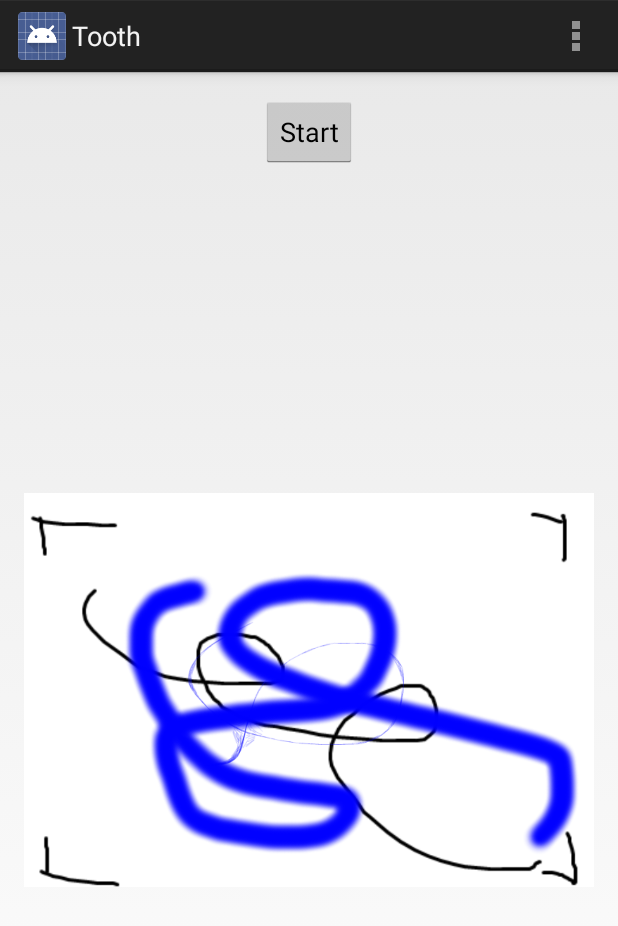
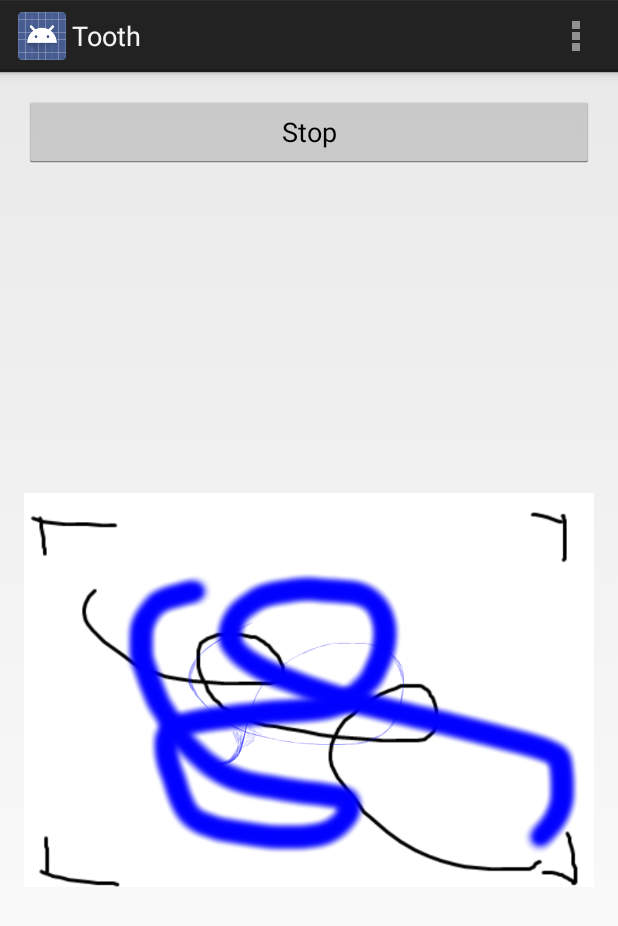
Before and after one commit to CzechHackathon2014/stb, an Android app: the screen it shows after launch (MyActivity), after a tap on "Start", on a phone screen of 412 x 824 dp. Shown: the top 926 px of the screen. Run offline under Robolectric (Android 15) with nearby library versions, the phone set to English and light mode, and no system bars; 1 statement that could not run was skipped.

Commit message:
1 sec, imagesx`

```diff
--- a/Tooth/app/src/main/java/com/example/rjokl_000/tooth/MyActivity.java
+++ b/Tooth/app/src/main/java/com/example/rjokl_000/tooth/MyActivity.java
@@ -36,13 +36,14 @@ import java.io.OutputStream;
 import java.lang.reflect.Method;
 import java.util.ArrayList;
 import java.util.Locale;
+import java.util.Random;
 import java.util.UUID;
 import java.util.regex.Matcher;
 import java.util.regex.Pattern;
 
 public class MyActivity extends Activity implements SensorEventListener {
 
-    final boolean btSource = false;
+    final boolean btSource = true;
     boolean running = false;
 
     private SensorManager mSensorManager;
@@ -54,9 +55,16 @@ public class MyActivity extends Activity implements SensorEventListener {
     private BluetoothSocket btSocket = null;
     private static final UUID MY_UUID = UUID.fromString("00001101-0000-1000-8000-00805F9B34FB");
     final int RECIEVE_MESSAGE = 1;
+    Random random = new Random();
+    int cleaningId;
 
     public void onClick(View v) {
         running = ! running;
+        Button button = (Button) findViewById(R.id.button);
+        button.setText(running ? "Stop" : "Start");
+        if (running) {
+            cleaningId = random.nextInt();
+        }
     }
 
     // Create a BroadcastReceiver for ACTION_FOUND
@@ -95,7 +103,7 @@ public class MyActivity extends Activity implements SensorEventListener {
                 switch (msg.what) {
                     case RECIEVE_MESSAGE:
                         //A: x:    -8 y:   -16 z: -1040 M: x:   122 y:  -307 z:   459
-                        Pattern dp = Pattern.compile("A: x: +(-?\\d+) y: +(-?\\d+) z: +(-?\\d+) M: x: +(-?\\d+) y: +(-?\\d+) z: +(-?\\d+)");
+                        Pattern dp = Pattern.compile("A: x: +(-?\\d+) y: +(-?\\d+) z: +(-?\\d+) M: x: +(-?\\d+) y: +(-?\\d+) z: +(-?\\d+)", Pattern.CASE_INSENSITIVE);
                         String line = (String)msg.obj;
 
                         Matcher m = dp.matcher(line);
@@ -152,7 +160,6 @@ public class MyActivity extends Activity implements SensorEventListener {
         view.setImageBitmap(BitmapFactory.decodeResource(getResources(), R.drawable.test));
         view2.setImageBitmap(BitmapFactory.decodeResource(getResources(), R.drawable.test2));
 
-        Button button = (Button) findViewById(R.id.button);
     }
 
     private BluetoothSocket createBluetoothSocket(BluetoothDevice device) throws IOException {
@@ -213,7 +220,7 @@ public class MyActivity extends Activity implements SensorEventListener {
 
             ParseObject testObject = new ParseObject("SensorData");
             testObject.put("data", sdata);
-            testObject.put("cleaningId", 1);
+            testObject.put("cleaningId", cleaningId);
             testObject.saveInBackground(new SaveCallback() {
                 @Override
                 public void done(ParseException e) {
@@ -233,8 +240,6 @@ public class MyActivity extends Activity implements SensorEventListener {
             //Log.d("asd", String.format("%d, %d", view.getWidth(), view.getHeight()));
         }
     }
-
-    ;
 
     @Override
     public void onAccuracyChanged(Sensor sensor, int i) {
--- a/Tooth/app/src/main/res/layout/activity_my.xml
+++ b/Tooth/app/src/main/res/layout/activity_my.xml
@@ -17,7 +17,7 @@
         android:layout_centerHorizontal="true">
 
         <Button
-            android:layout_width="wrap_content"
+            android:layout_width="fill_parent"
             android:layout_height="wrap_content"
             android:text="Start"
             android:id="@+id/button"
--- a/Tooth/app/src/main/res/values/strings.xml
+++ b/Tooth/app/src/main/res/values/strings.xml
@@ -2,7 +2,6 @@
 <resources>
 
     <string name="app_name">Tooth</string>
-    <string name="hello_world">Hello world!</string>
     <string name="action_settings">Settings</string>
 
 </resources>
```
